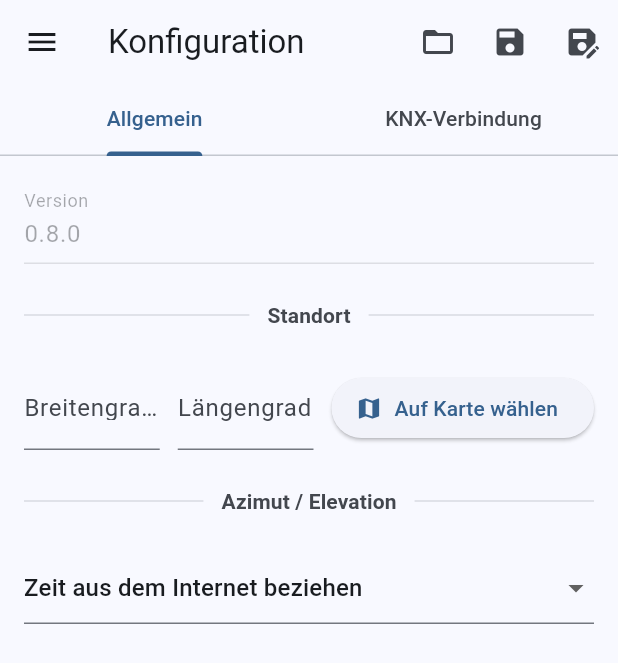
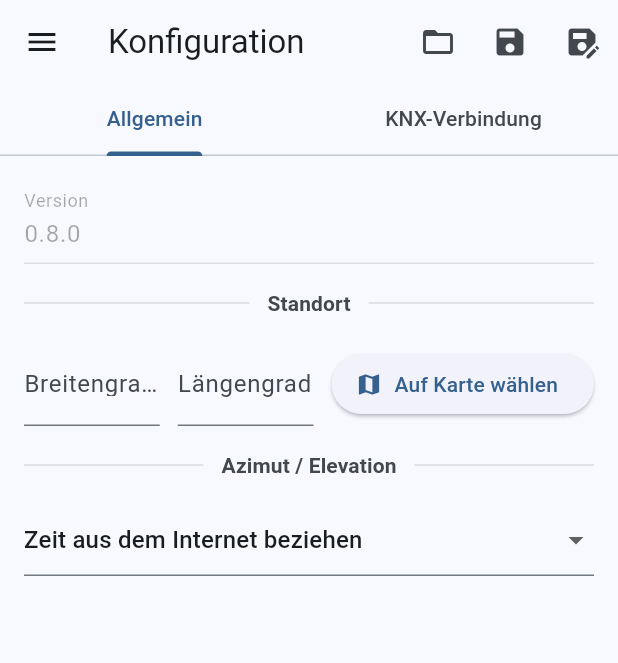
Before and after one commit to SchattenRegler/Konfigurator, a Flutter app: the ConfigScreen screen opened directly, on a phone screen of 412 x 824 dp. Shown: the top 663 px of the screen. Run offline on Flutter 3.47's test engine with Material 3 defaults, Android fonts, the phone set to English and light mode, and no system bars; our stand-ins replace file_picker, fl_chart, flutter_map, flutter_svg, flutter_typeahead, latlong2; missing offline and left inert: solar_calculator, universal_html.

Commit message:
Update padding for DividerWithText widget for consistency in UI

```diff
--- a/lib/divider_with_text.dart
+++ b/lib/divider_with_text.dart
@@ -4,7 +4,7 @@ class DividerWithText extends StatelessWidget {
   const DividerWithText({
     super.key,
     required this.text,
-    this.padding = const EdgeInsets.symmetric(vertical: 24),
+    this.padding = const EdgeInsets.symmetric(vertical: 16),
     this.lineThickness = 1,
   });
 
--- a/lib/sector/horizon_tab.dart
+++ b/lib/sector/horizon_tab.dart
@@ -117,7 +117,7 @@ extension _HorizonLimitTab on _SectorWidgetState {
                             ),
                             const DividerWithText(
                               text: 'Deckenpunkte',
-                              padding: EdgeInsets.symmetric(vertical: 12),
+                              padding: EdgeInsets.symmetric(vertical: 16),
                             ),
                             Align(
                               alignment: Alignment.centerRight,
```
